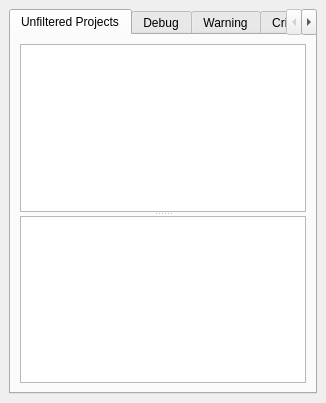
Qt form v2/branches/newxup/plugins/base/AppDebug/src/DebugDockWidget.ui (testmana2/mks) before a commit.
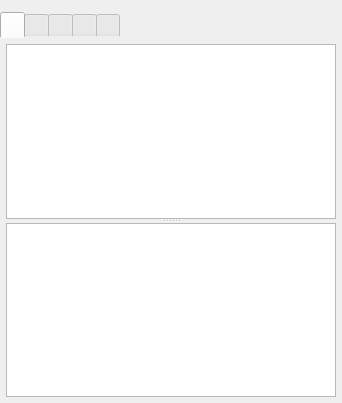
The same form after that commit. Icons and pictures are not drawn. Custom widgets are drawn as their Qt base class.

Commit message: Review layout margin / spacing etc

```diff
--- a/v2/branches/newxup/plugins/base/AppDebug/src/DebugDockWidget.ui
+++ b/v2/branches/newxup/plugins/base/AppDebug/src/DebugDockWidget.ui
@@ -6,22 +6,42 @@
    <rect>
     <x>0</x>
     <y>0</y>
-    <width>326</width>
+    <width>342</width>
     <height>403</height>
    </rect>
   </property>
   <widget class="QWidget" name="centralwidget">
    <layout class="QVBoxLayout" name="verticalLayout">
+    <property name="leftMargin">
+     <number>0</number>
+    </property>
+    <property name="topMargin">
+     <number>12</number>
+    </property>
+    <property name="rightMargin">
+     <number>0</number>
+    </property>
+    <property name="bottomMargin">
+     <number>0</number>
+    </property>
     <item>
      <widget class="QTabWidget" name="twPages">
-      <property name="currentIndex">
-       <number>0</number>
+      <property name="styleSheet">
+       <string notr="true">QTabWidget::pane {
+	border: 0px;
+}</string>
       </property>
       <widget class="QWidget" name="wProjects">
        <attribute name="title">
+        <string/>
+       </attribute>
+       <attribute name="toolTip">
         <string>Unfiltered Projects</string>
        </attribute>
        <layout class="QVBoxLayout" name="verticalLayout_2">
+        <property name="margin">
+         <number>6</number>
+        </property>
         <item>
          <widget class="QSplitter" name="splitter">
           <property name="orientation">
@@ -35,6 +55,9 @@
       </widget>
       <widget class="QWidget" name="wDebug">
        <attribute name="title">
+        <string/>
+       </attribute>
+       <attribute name="toolTip">
         <string>Debug</string>
        </attribute>
        <layout class="QVBoxLayout" name="verticalLayout_3">
@@ -58,6 +81,9 @@
       </widget>
       <widget class="QWidget" name="wWarning">
        <attribute name="title">
+        <string/>
+       </attribute>
+       <attribute name="toolTip">
         <string>Warning</string>
        </attribute>
        <layout class="QVBoxLayout" name="verticalLayout_4">
@@ -81,6 +107,9 @@
       </widget>
       <widget class="QWidget" name="wCritical">
        <attribute name="title">
+        <string/>
+       </attribute>
+       <attribute name="toolTip">
         <string>Critical</string>
        </attribute>
        <layout class="QVBoxLayout" name="verticalLayout_5">
@@ -104,6 +133,9 @@
       </widget>
       <widget class="QWidget" name="wFatal">
        <attribute name="title">
+        <string/>
+       </attribute>
+       <attribute name="toolTip">
         <string>Fatal</string>
        </attribute>
        <layout class="QVBoxLayout" name="verticalLayout_6">
```
Left out of the diff: 49 changed lines with no effect on the pictures. The commit also changes 1 other file.
